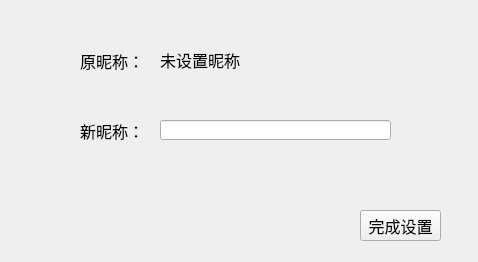
This is RSStalk/emoji.ui in oduiwei/RSStalk as Qt 5 draws it before an edit. The edited form follows.
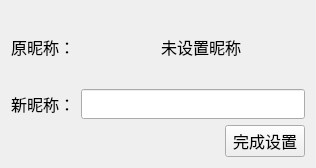
This is the edited form.

The edit to the form file:
```diff
--- a/RSStalk/emoji.ui
+++ b/RSStalk/emoji.ui
@@ -6,22 +6,18 @@
    <rect>
     <x>0</x>
     <y>0</y>
-    <width>478</width>
-    <height>262</height>
+    <width>316</width>
+    <height>168</height>
    </rect>
   </property>
   <property name="windowTitle">
    <string>Form</string>
   </property>
+  <layout class="QVBoxLayout" name="verticalLayout" stretch="3,3,1">
+   <item>
+    <layout class="QHBoxLayout" name="horizontalLayout_3">
+     <item>
   <widget class="QLabel" name="srclabel">
-   <property name="geometry">
-    <rect>
-     <x>80</x>
-     <y>50</y>
-     <width>61</width>
-     <height>21</height>
-    </rect>
-   </property>
    <property name="font">
     <font>
      <pointsize>12</pointsize>
@@ -31,15 +27,25 @@
     <string>原昵称：</string>
    </property>
   </widget>
+     </item>
+     <item>
+      <widget class="QLabel" name="nicklabel">
+       <property name="font">
+        <font>
+         <pointsize>12</pointsize>
+        </font>
+       </property>
+       <property name="text">
+        <string>未设置昵称</string>
+       </property>
+      </widget>
+     </item>
+    </layout>
+   </item>
+   <item>
+    <layout class="QHBoxLayout" name="horizontalLayout_2">
+     <item>
   <widget class="QLabel" name="newlabel">
-   <property name="geometry">
-    <rect>
-     <x>80</x>
-     <y>120</y>
-     <width>61</width>
-     <height>21</height>
-    </rect>
-   </property>
    <property name="font">
     <font>
      <pointsize>12</pointsize>
@@ -49,61 +55,23 @@
     <string>新昵称：</string>
    </property>
   </widget>
+     </item>
+     <item>
   <widget class="QLineEdit" name="newlineEdit">
-   <property name="geometry">
-    <rect>
-     <x>160</x>
-     <y>120</y>
-     <width>231</width>
-     <height>20</height>
-    </rect>
-   </property>
-  </widget>
-  <widget class="QPushButton" name="pushButton">
-   <property name="geometry">
-    <rect>
-     <x>360</x>
-     <y>210</y>
-     <width>81</width>
-     <height>31</height>
-    </rect>
-   </property>
-   <property name="font">
-    <font>
-     <pointsize>12</pointsize>
-    </font>
-   </property>
-   <property name="text">
-    <string>完成设置</string>
-   </property>
-  </widget>
-  <widget class="QLabel" name="nicklabel">
-   <property name="geometry">
-    <rect>
-     <x>160</x>
-     <y>50</y>
-     <width>231</width>
-     <height>20</height>
-    </rect>
-   </property>
-   <property name="font">
-    <font>
-     <pointsize>12</pointsize>
-    </font>
-   </property>
-   <property name="text">
-    <string>未设置昵称</string>
-   </property>
-  </widget>
+       <property name="minimumSize">
+        <size>
+         <width>0</width>
+         <height>30</height>
+        </size>
+       </property>
+      </widget>
+     </item>
+    </layout>
+   </item>
+   <item>
+    <layout class="QHBoxLayout" name="horizontalLayout" stretch="4,1">
+     <item>
   <widget class="QLabel" name="tiplabel">
-   <property name="geometry">
-    <rect>
-     <x>160</x>
-     <y>160</y>
-     <width>231</width>
-     <height>16</height>
-    </rect>
-   </property>
    <property name="font">
     <font>
      <pointsize>12</pointsize>
@@ -113,6 +81,22 @@
     <string/>
    </property>
   </widget>
+     </item>
+     <item>
+      <widget class="QPushButton" name="pushButton">
+       <property name="font">
+        <font>
+         <pointsize>12</pointsize>
+        </font>
+       </property>
+       <property name="text">
+        <string>完成设置</string>
+       </property>
+      </widget>
+     </item>
+    </layout>
+   </item>
+  </layout>
  </widget>
  <resources/>
  <connections/>
```
Lines whose indentation alone changed are shown as unchanged.
